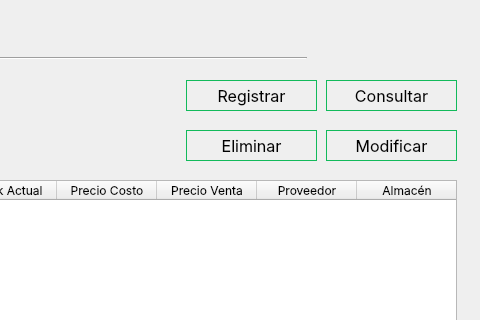
This is UI/ventanaProductos.ui in RefinedCandle49/bookish-memory as Qt 5 draws it before an edit; both pictures show x 664 to 1144 and y 0 to 320 of the 1144 by 760 pixel window. The edited form follows.
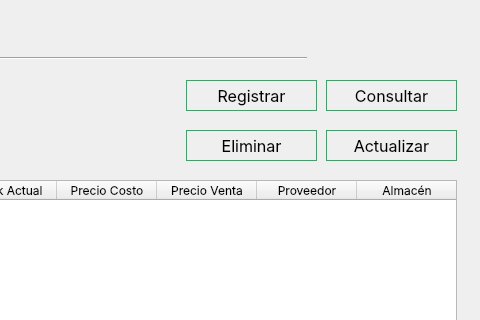
This is the edited form.

```diff
--- a/UI/ventanaProductos.ui
+++ b/UI/ventanaProductos.ui
@@ -236,25 +236,6 @@
      <string>Registrar</string>
     </property>
    </widget>
-   <widget class="QPushButton" name="btnModificar">
-    <property name="geometry">
-     <rect>
-      <x>990</x>
-      <y>130</y>
-      <width>131</width>
-      <height>31</height>
-     </rect>
-    </property>
-    <property name="font">
-     <font>
-      <family>Inter</family>
-      <pointsize>12</pointsize>
-     </font>
-    </property>
-    <property name="text">
-     <string>Modificar</string>
-    </property>
-   </widget>
    <widget class="QPushButton" name="btnListar">
     <property name="geometry">
      <rect>
@@ -645,6 +626,25 @@
      </property>
     </column>
    </widget>
+   <widget class="QPushButton" name="btnActualizar">
+    <property name="geometry">
+     <rect>
+      <x>990</x>
+      <y>130</y>
+      <width>131</width>
+      <height>31</height>
+     </rect>
+    </property>
+    <property name="font">
+     <font>
+      <family>Inter</family>
+      <pointsize>12</pointsize>
+     </font>
+    </property>
+    <property name="text">
+     <string>Actualizar</string>
+    </property>
+   </widget>
   </widget>
   <widget class="QMenuBar" name="menubar">
    <property name="geometry">
```
